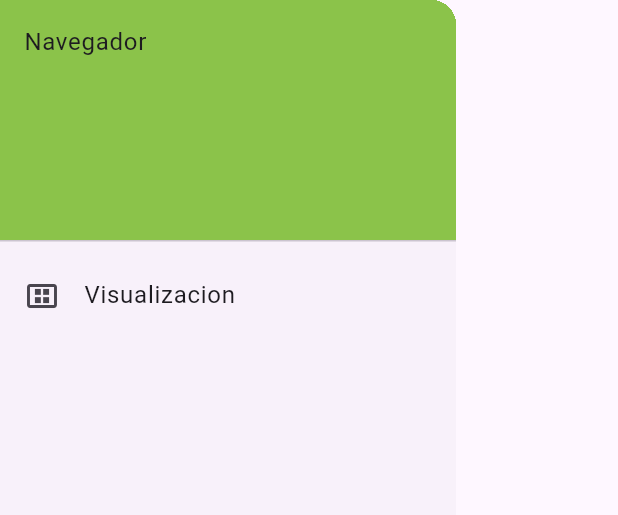
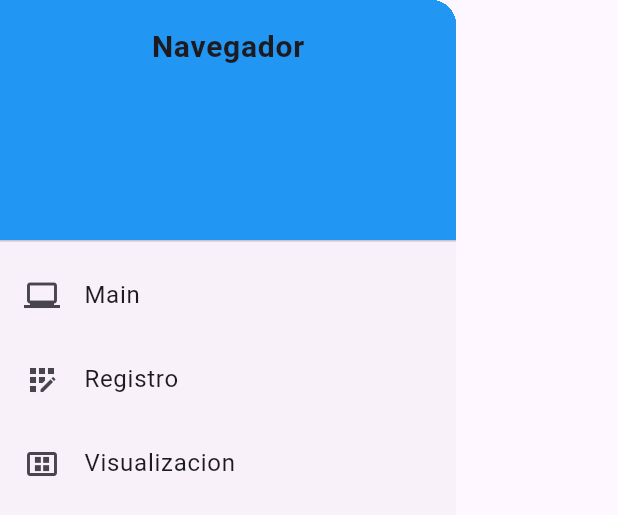
Before and after one commit to AFox137/flutterBegin, a Flutter app: the NavDrawer widget shown alone on an empty page, opened directly, on a phone screen of 412 x 824 dp. Shown: the top 515 px of the screen. Run offline on Flutter 3.47's test engine with Material 3 defaults, Android fonts, the phone set to English and light mode, and no system bars; our stand-ins replace email_validator.

Commit message:
creado visualizacion y registro

```diff
--- /dev/null
+++ b/lib/URLs.dart
@@ -0,0 +1,2 @@
+final URLGet= 'https://httpbin.org/json';
+final URLPost= 'https://httpbin.org/post';
--- a/lib/subWidgets/drawer/drawer.dart
+++ b/lib/subWidgets/drawer/drawer.dart
@@ -12,19 +12,49 @@ class _NavDrawerState extends State<NavDrawer> {
   Widget build(BuildContext context) {
     return Drawer(
       child: ListView(
+        padding: EdgeInsets.zero,
         children: [
+          DrawerHeader(
+            child:
+              Column(
+                children: [
+                  Text("Navegador",
+                  style: TextStyle(
+                    fontSize: 20,
+                    fontWeight: FontWeight.bold
+                    ),
+                  )
+                ],
+              ),
+              decoration: BoxDecoration(
+                color: Colors.blue,
+              )
+          ),
+          ListTile(
+            title: Text("Main"),
+            leading: Icon(Icons.laptop_windows),
+            onTap: (){
+              Navigator.popAndPushNamed(context, '/main');
 
-          DrawerHeader(child:
-          Text("Navegador"),
-          decoration: BoxDecoration(color: Colors.lightGreen)
+            },
           ),
+
+          ListTile(
+            title: Text("Registro"),
+            leading: Icon(Icons.app_registration),
+            onTap: (){
+              Navigator.popAndPushNamed(context, '/registro');
+
+            },
+          ),
+
           ListTile(
             title: Text("Visualizacion"),
             leading: Icon(Icons.view_cozy_outlined),
             onTap: () {
-
+              Navigator.popAndPushNamed(context, '/visualizacion');
             },
-          )
+          ),
 
         ],
       ),
```
Also changed, not shown: lib/functions/recibirDatos.dart (added, +16 -0 lines), lib/main.dart (+19 -8 lines), lib/subWidgets/formulario/formulario.dart (+33 -5 lines), lib/widgets/registro.dart (+9 -1 lines), lib/widgets/visualizacion.dart (+81 -0 lines), pubspec.yaml (+5 -3 lines), assets/zorro.jpg (added), lib/functions/functions.dart (deleted), pubspec.lock.
